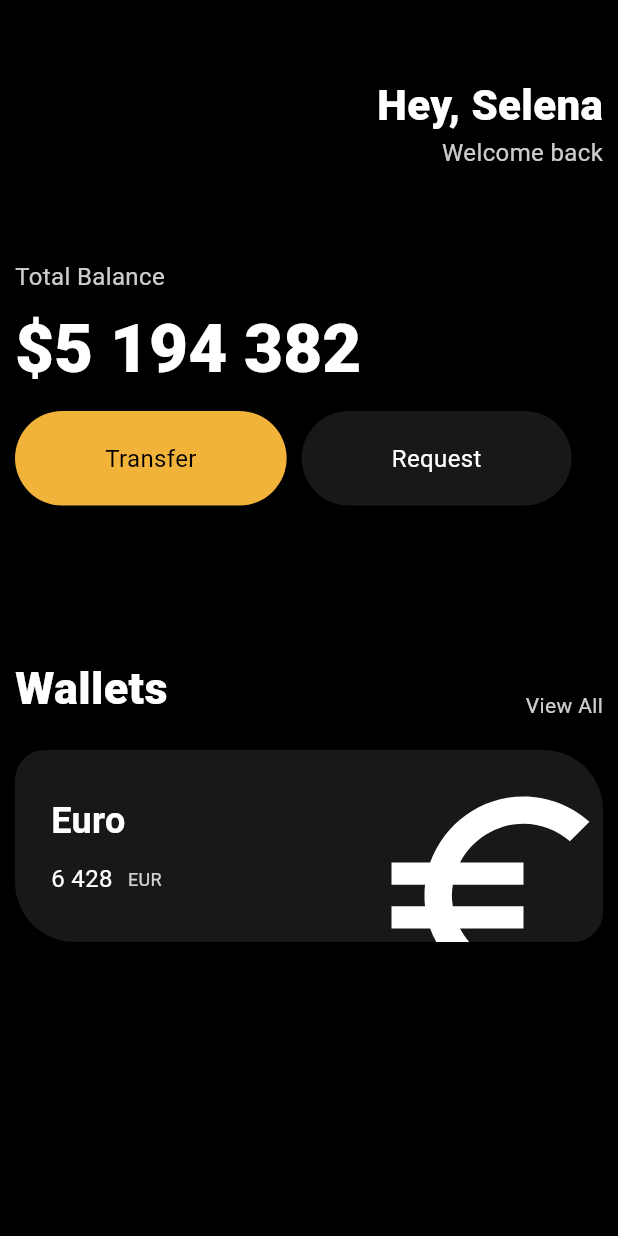
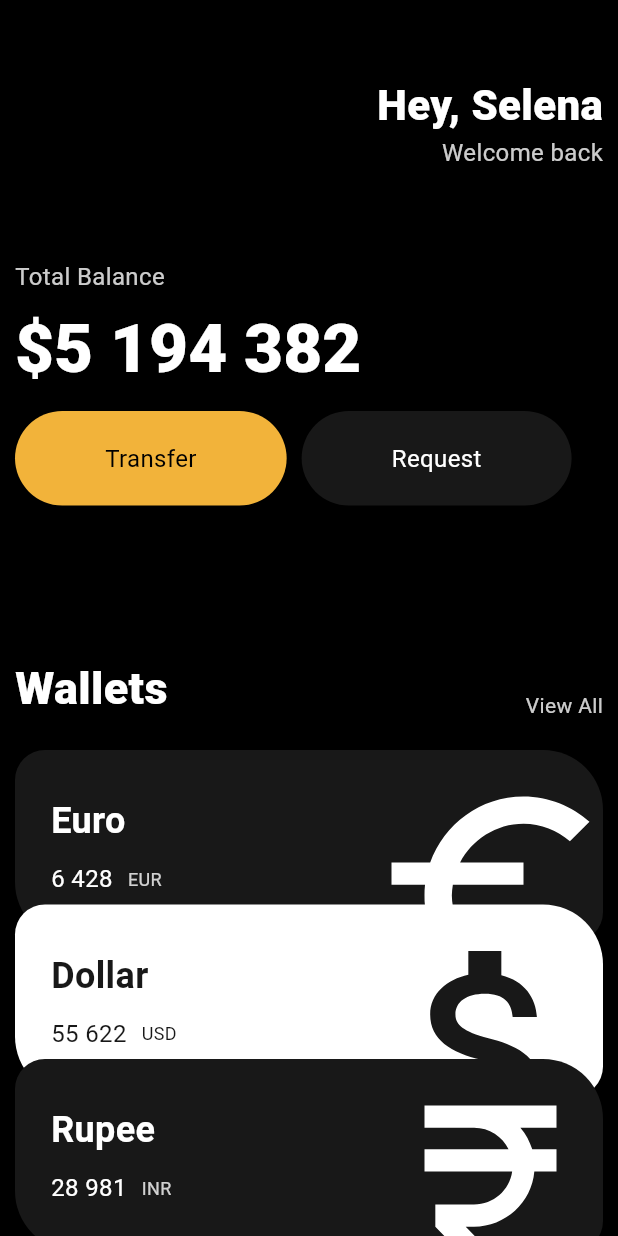
Before and after one commit to 2giwon/ui_challenge, a Flutter app: the screen it shows after launch, on a phone screen of 412 x 824 dp. Run offline on Flutter 3.47's test engine with Material 3 defaults, Android fonts, the phone set to English and light mode, and no system bars.

Commit message:
Card Widget, Transform Translate, scale

```diff
--- a/lib/main.dart
+++ b/lib/main.dart
@@ -1,4 +1,5 @@
 import 'package:flutter/material.dart';
+import 'package:ui_challenge/widgets/currency_card.dart';
 import 'package:ui_challenge/widgets/mybutton.dart';
 
 void main() {
@@ -94,69 +95,29 @@ class UiChallengeApp extends StatelessWidget {
               ],
             ),
             const SizedBox(height: 20),
-            Container(
-              clipBehavior: Clip.hardEdge,
-              decoration: const BoxDecoration(
-                borderRadius: BorderRadius.only(
-                  topLeft: Radius.circular(20),
-                  topRight: Radius.elliptical(40, 40),
-                  bottomLeft: Radius.elliptical(40, 40),
-                  bottomRight: Radius.circular(20),
-                ),
-                color: Color(0xFF181818),
-              ),
-              child: Padding(
-                padding: const EdgeInsets.all(24),
-                child: Row(
-                  mainAxisAlignment: MainAxisAlignment.spaceBetween,
-                  children: [
-                    Column(
-                      crossAxisAlignment: CrossAxisAlignment.start,
-                      mainAxisAlignment: MainAxisAlignment.spaceBetween,
-                      children: [
-                        const Text(
-                          "Euro",
-                          style: TextStyle(
-                            color: Colors.white,
-                            fontSize: 24,
-                            fontWeight: FontWeight.w600,
-                          ),
-                        ),
-                        const SizedBox(height: 10),
-                        Row(
-                          children: [
-                            const Text(
-                              "6 428",
-                              style: TextStyle(
-                                color: Colors.white,
-                                fontSize: 16,
-                              ),
-                            ),
-                            const SizedBox(width: 10),
-                            Text(
-                              "EUR",
-                              style: TextStyle(
-                                color: Colors.white.withOpacity(0.8),
-                                fontSize: 12,
-                              ),
-                            )
-                          ],
-                        )
-                      ],
-                    ),
-                    Transform.scale(
-                        scale: 2.2,
-                        child: Transform.translate(
-                          offset: const Offset(-5, 15),
-                          child: const Icon(
-                            Icons.euro_symbol,
-                            color: Colors.white,
-                            size: 80,
-                          ),
-                        )),
-                  ],
-                ),
-              ),
+            const CurrencyCard(
+                currency: "Euro",
+                amount: "6 428",
+                symbol: "EUR",
+                icon: Icons.euro_symbol,
+                isInverted: false),
+            Transform.translate(
+              offset: const Offset(0, -25),
+              child: const CurrencyCard(
+                  currency: "Dollar",
+                  amount: "55 622",
+                  symbol: "USD",
+                  icon: Icons.attach_money_outlined,
+                  isInverted: true),
+            ),
+            Transform.translate(
+              offset: const Offset(0, -50),
+              child: const CurrencyCard(
+                  currency: "Rupee",
+                  amount: "28 981",
+                  symbol: "INR",
+                  icon: Icons.currency_rupee_sharp,
+                  isInverted: false),
             ),
           ]),
         ),
--- /dev/null
+++ b/lib/widgets/currency_card.dart
@@ -0,0 +1,87 @@
+import 'package:flutter/material.dart';
+
+class CurrencyCard extends StatelessWidget {
+  final String currency, amount, symbol;
+  final IconData icon;
+  final bool isInverted;
+
+  final Color color = const Color(0xFF181818);
+
+  const CurrencyCard({
+    super.key,
+    required this.currency,
+    required this.amount,
+    required this.symbol,
+    required this.icon,
+    required this.isInverted,
+  });
+
+  @override
+  Widget build(BuildContext context) {
+    return Container(
+      clipBehavior: Clip.hardEdge,
+      decoration: BoxDecoration(
+        borderRadius: const BorderRadius.only(
+          topLeft: Radius.circular(20),
+          topRight: Radius.elliptical(40, 40),
+          bottomLeft: Radius.elliptical(40, 40),
+          bottomRight: Radius.circular(20),
+        ),
+        color: isInverted ? Colors.white : const Color(0xFF181818),
+      ),
+      child: Padding(
+        padding: const EdgeInsets.all(24),
+        child: Row(
+          mainAxisAlignment: MainAxisAlignment.spaceBetween,
+          children: [
+            Column(
+              crossAxisAlignment: CrossAxisAlignment.start,
+              mainAxisAlignment: MainAxisAlignment.spaceBetween,
+              children: [
+                Text(
+                  currency,
+                  style: TextStyle(
+                    color: isInverted ? color : Colors.white,
+                    fontSize: 24,
+                    fontWeight: FontWeight.w600,
+                  ),
+                ),
+                const SizedBox(height: 10),
+                Row(
+                  children: [
+                    Text(
+                      amount,
+                      style: TextStyle(
+                        color: isInverted ? color : Colors.white,
+                        fontSize: 16,
+                      ),
+                    ),
+                    const SizedBox(width: 10),
+                    Text(
+                      symbol,
+                      style: TextStyle(
+                        color:
+                            isInverted ? color : Colors.white.withOpacity(0.8),
+                        fontSize: 12,
+                      ),
+                    )
+                  ],
+                )
+              ],
+            ),
+            Transform.scale(
+                scale: 2.2,
+                child: Transform.translate(
+                  offset: const Offset(-5, 15),
+                  child: Icon(
+                    icon,
+                    color: isInverted ? color : Colors.white,
+                    size: 80,
+                  ),
+                )),
+          ],
+        ),
+      ),
+    );
+  }
+}
```
